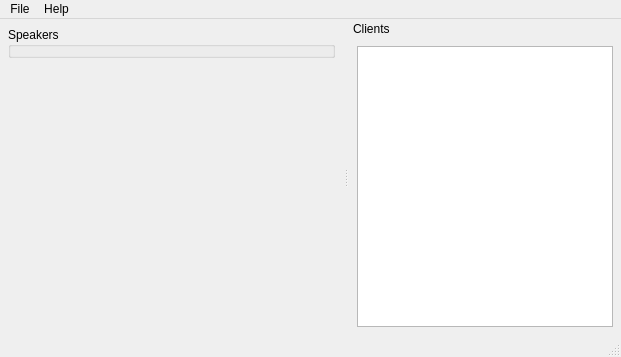
Qt form Server/main_window.ui (akru/conference-speaker-server) before a commit.
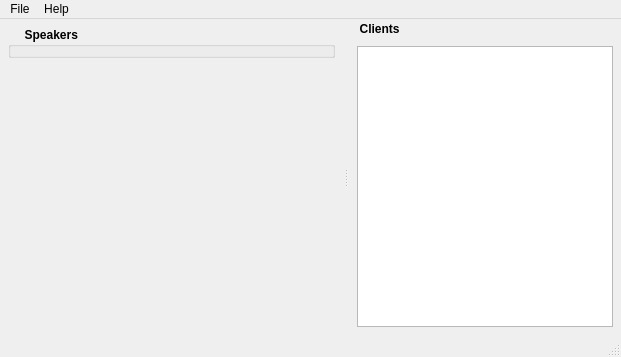
The same form after that commit.

Diff of the .ui file:
```diff
--- a/Server/main_window.ui
+++ b/Server/main_window.ui
@@ -42,8 +42,14 @@
     </item>
     <item row="1" column="0">
      <widget class="QGroupBox" name="channelsBox">
+      <property name="font">
+       <font>
+        <weight>75</weight>
+        <bold>true</bold>
+       </font>
+      </property>
       <property name="title">
-       <string>Speakers</string>
+       <string>     Speakers</string>
       </property>
       <property name="flat">
        <bool>false</bool>
@@ -101,6 +107,12 @@
    <property name="enabled">
     <bool>true</bool>
    </property>
+   <property name="font">
+    <font>
+     <weight>75</weight>
+     <bold>true</bold>
+    </font>
+   </property>
    <property name="floating">
     <bool>false</bool>
    </property>
@@ -111,7 +123,7 @@
     <set>Qt::AllDockWidgetAreas</set>
    </property>
    <property name="windowTitle">
-    <string>Clients</string>
+    <string>  Clients</string>
    </property>
    <attribute name="dockWidgetArea">
     <number>2</number>
```
Left out of the diff: 2 changed lines with no effect on the pictures.
